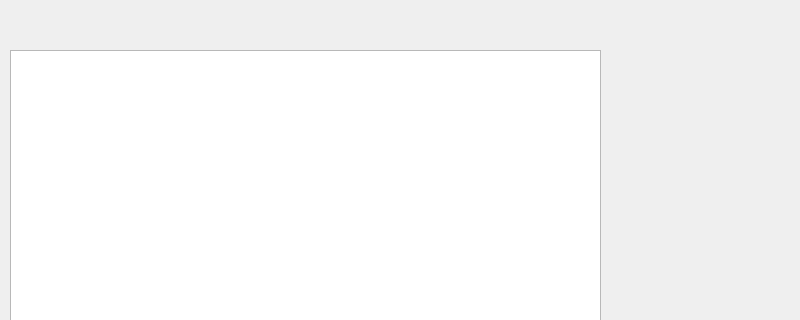
Above: mainwindow.ui from beni9842/connect_n before the change; both pictures show x 0 to 800 and y 0 to 320 of the 800 by 600 pixel window. Below: the same form after it.
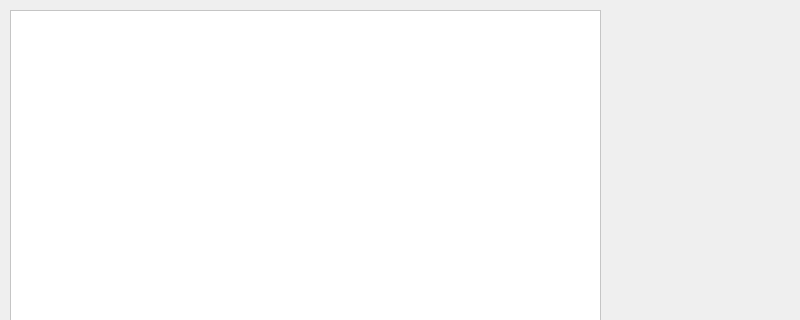
That is the form after the change.

```diff
--- a/mainwindow.ui
+++ b/mainwindow.ui
@@ -18,11 +18,20 @@
     <property name="geometry">
      <rect>
       <x>10</x>
-      <y>50</y>
+      <y>10</y>
       <width>591</width>
-      <height>481</height>
+      <height>521</height>
      </rect>
     </property>
+    <property name="sizePolicy">
+     <sizepolicy hsizetype="Maximum" vsizetype="Maximum">
+      <horstretch>0</horstretch>
+      <verstretch>0</verstretch>
+     </sizepolicy>
+    </property>
+    <property name="styleSheet">
+     <string notr="true">background-color: rgb(255, 255, 255);</string>
+    </property>
    </widget>
   </widget>
   <widget class="QMenuBar" name="menubar">
```
